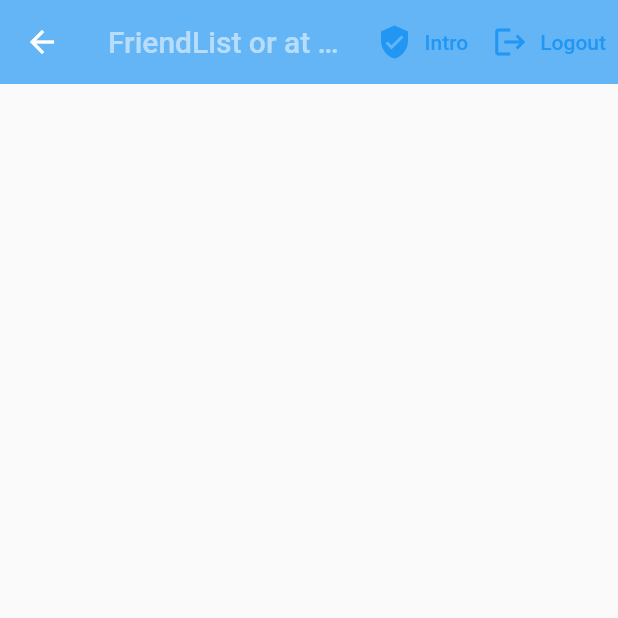
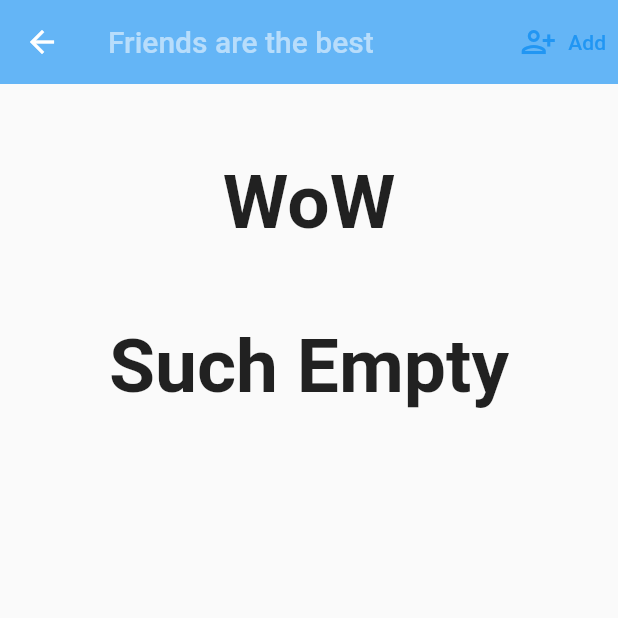
Before and after one commit to WolframAlp/BeerpongLeaderboard, a Flutter app: the FriendList screen opened directly, on a phone screen of 412 x 824 dp, the top half of it. Run offline on Flutter 3.47's test engine with Material 2 defaults, Android fonts, the phone set to English and light mode, and no system bars; our stand-ins replace cloud_firestore, firebase_auth, firebase_core, flutter_profile_picture, flutter_signin_button, flutter_spinkit and 2 more; accounts and stored records are empty; Roboto replaces fonts that are missing (OpenSans).

Commit message:
added empty text and icon
also imported user and friendlist by provider of last loaded user

```diff
--- a/lib/screens/friendlist/friendlist.dart
+++ b/lib/screens/friendlist/friendlist.dart
@@ -4,8 +4,8 @@
 
 // friend suggestions??
 
-import 'package:beerpong_leaderboard/services/page_manager.dart';
 import 'package:beerpong_leaderboard/utilities/constants.dart';
+import 'package:beerpong_leaderboard/utilities/user.dart';
 import 'package:flutter/material.dart';
 import 'package:provider/provider.dart';
 import 'package:beerpong_leaderboard/services/auth.dart';
@@ -14,34 +14,68 @@ class FriendList extends StatelessWidget {
   final AuthService _auth = AuthService();
   FriendList({Key? key}) : super(key: key);
 
+  Widget _getEmpty() {
+    return Center(
+      child: Column(
+        children: const [
+          SizedBox(
+            height: 50.0,
+            width: 300.0,
+          ),
+          Text(
+            "WoW",
+            style: TextStyle(
+              fontWeight: FontWeight.bold,
+              fontSize: 50,
+            ),
+          ),
+          SizedBox(
+            height: 50.0,
+            width: 300.0,
+          ),
+          Text(
+            "Such Empty",
+            style: TextStyle(
+              fontWeight: FontWeight.bold,
+              fontSize: 50,
+            ),
+          )
+        ],
+        crossAxisAlignment: CrossAxisAlignment.center,
+      ),
+    );
+  }
+
+  Widget _getFull() {
+    return Container();
+  }
+
   @override
   Widget build(BuildContext context) {
+    UserModel user = context.read<LastUserLoad>().lastLoad;
+    List friends = user.friends;
+
+    Widget mainWidget = friends.isEmpty ? _getEmpty() : _getFull();
+
     return Scaffold(
       appBar: AppBar(
         backgroundColor: Colors.blue[300],
         title: const Text(
-          "FriendList or at lease will be",
+          "Friends are the best",
           style: kHintTextStyle,
         ),
         elevation: 0.0,
         actions: <Widget>[
           TextButton.icon(
-            onPressed: () {
-              // Navigator.pop(context);
-              context.read<PageManager>().goToUsername;
-            },
-            icon: const Icon(Icons.verified_user),
-            label: const Text("Intro"),
-          ),
-          TextButton.icon(
               onPressed: () async {
                 await _auth.signOut();
                 Navigator.pop(context);
               },
-              icon: const Icon(Icons.logout),
-              label: const Text("Logout")),
+              icon: const Icon(Icons.person_add_alt),
+              label: const Text("Add")),
         ],
       ),
+      body: mainWidget,
     );
   }
 }
```
